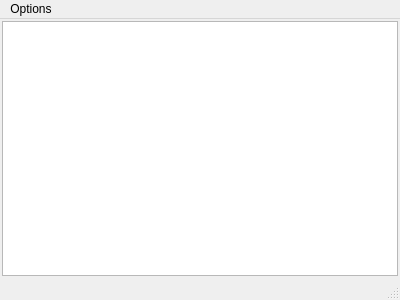
The window that tools/LinphoneTCPLogger/logger.ui (BelledonneCommunications/linphone-windows10) describes before a commit, drawn with Qt 5.
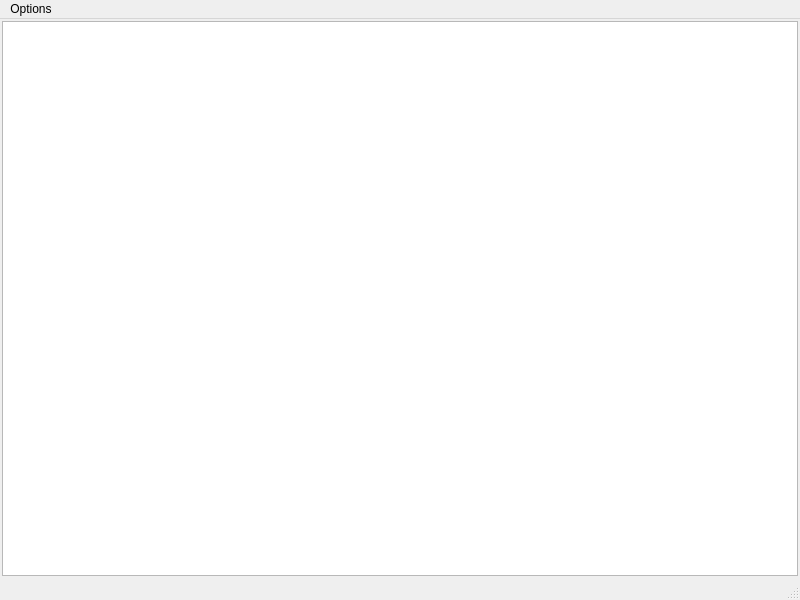
The same window after the commit. Icons and pictures are not drawn.

Commit message: Improve UI of Linphone TCP logger.

Patch:
```diff
--- a/tools/LinphoneTCPLogger/logger.ui
+++ b/tools/LinphoneTCPLogger/logger.ui
@@ -6,8 +6,8 @@
    <rect>
     <x>0</x>
     <y>0</y>
-    <width>400</width>
-    <height>300</height>
+    <width>800</width>
+    <height>600</height>
    </rect>
   </property>
   <property name="windowTitle">
@@ -28,7 +28,14 @@
      <number>2</number>
     </property>
     <item row="0" column="0">
-     <widget class="QTextEdit" name="textEdit"/>
+     <widget class="QTextEdit" name="textEdit">
+      <property name="font">
+       <font>
+        <family>Courier New</family>
+        <pointsize>10</pointsize>
+       </font>
+      </property>
+     </widget>
     </item>
    </layout>
   </widget>
@@ -37,7 +44,7 @@
     <rect>
      <x>0</x>
      <y>0</y>
-     <width>400</width>
+     <width>800</width>
      <height>21</height>
     </rect>
    </property>
```
Left out of the diff: 38 changed lines with no effect on the pictures.
